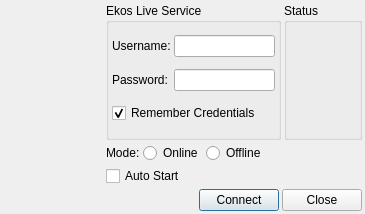
Old version of the form kstars/ekos/ekoslive/ekoslivedialog.ui in the repository KDE/kstars.
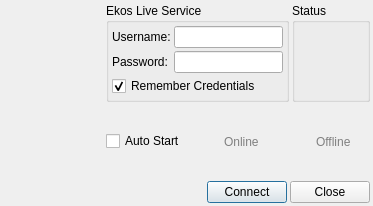
New version of the form. Icons and pictures are not drawn.

```diff
--- a/kstars/ekos/ekoslive/ekoslivedialog.ui
+++ b/kstars/ekos/ekoslive/ekoslivedialog.ui
@@ -6,8 +6,8 @@
    <rect>
     <x>0</x>
     <y>0</y>
-    <width>365</width>
-    <height>214</height>
+    <width>373</width>
+    <height>206</height>
    </rect>
   </property>
   <property name="windowTitle">
@@ -193,26 +193,45 @@
      </item>
      <item>
       <layout class="QHBoxLayout" name="horizontalLayout_2">
-       <property name="spacing">
-        <number>3</number>
-       </property>
        <item>
-        <widget class="QLabel" name="modeLabel">
-         <property name="enabled">
-          <bool>true</bool>
-         </property>
-         <property name="text">
-          <string>Mode:</string>
-         </property>
-        </widget>
-       </item>
-       <item>
-        <widget class="QRadioButton" name="ekosLiveOnlineR">
-         <property name="enabled">
-          <bool>true</bool>
-         </property>
+        <widget class="QCheckBox" name="autoStartCheck">
          <property name="toolTip">
-          <string>Connect to EkosLive on the Cloud. Requires Internet connection.</string>
+          <string>Automatically connect to EkosLive service on startup.</string>
+         </property>
+         <property name="text">
+          <string>Auto Start</string>
+         </property>
+        </widget>
+       </item>
+       <item>
+        <widget class="QLabel" name="onlineIcon">
+         <property name="minimumSize">
+          <size>
+           <width>32</width>
+           <height>32</height>
+          </size>
+         </property>
+         <property name="maximumSize">
+          <size>
+           <width>32</width>
+           <height>32</height>
+          </size>
+         </property>
+         <property name="text">
+          <string/>
+         </property>
+         <property name="pixmap">
+          <pixmap resource="../../data/kstars.qrc">:/icons/AlignFailure.svg</pixmap>
+         </property>
+         <property name="scaledContents">
+          <bool>true</bool>
+         </property>
+        </widget>
+       </item>
+       <item>
+        <widget class="QLabel" name="onlineLabel">
+         <property name="styleSheet">
+          <string notr="true">color:gray</string>
          </property>
          <property name="text">
           <string>Online</string>
@@ -223,12 +242,34 @@
         </widget>
        </item>
        <item>
-        <widget class="QRadioButton" name="ekosLiveOfflineR">
-         <property name="enabled">
+        <widget class="QLabel" name="offlineIcon">
+         <property name="minimumSize">
+          <size>
+           <width>32</width>
+           <height>32</height>
+          </size>
+         </property>
+         <property name="maximumSize">
+          <size>
+           <width>32</width>
+           <height>32</height>
+          </size>
+         </property>
+         <property name="text">
+          <string/>
+         </property>
+         <property name="pixmap">
+          <pixmap resource="../../data/kstars.qrc">:/icons/AlignFailure.svg</pixmap>
+         </property>
+         <property name="scaledContents">
           <bool>true</bool>
          </property>
-         <property name="toolTip">
-          <string>Connects to EkosLive offline.</string>
+        </widget>
+       </item>
+       <item>
+        <widget class="QLabel" name="offlineLabel">
+         <property name="styleSheet">
+          <string notr="true">color:gray</string>
          </property>
          <property name="text">
           <string>Offline</string>
@@ -238,31 +279,8 @@
          </attribute>
         </widget>
        </item>
-       <item>
-        <spacer name="horizontalSpacer_2">
-         <property name="orientation">
-          <enum>Qt::Horizontal</enum>
-         </property>
-         <property name="sizeHint" stdset="0">
-          <size>
-           <width>40</width>
-           <height>20</height>
-          </size>
-         </property>
-        </spacer>
-       </item>
       </layout>
      </item>
-     <item>
-      <widget class="QCheckBox" name="autoStartCheck">
-       <property name="toolTip">
-        <string>Automatically connect to EkosLive service on startup.</string>
-       </property>
-       <property name="text">
-        <string>Auto Start</string>
-       </property>
-      </widget>
-     </item>
      <item>
       <layout class="QHBoxLayout" name="bottomLayout">
        <property name="spacing">
```
Left out of the diff: 13 changed lines with no effect on the pictures.
